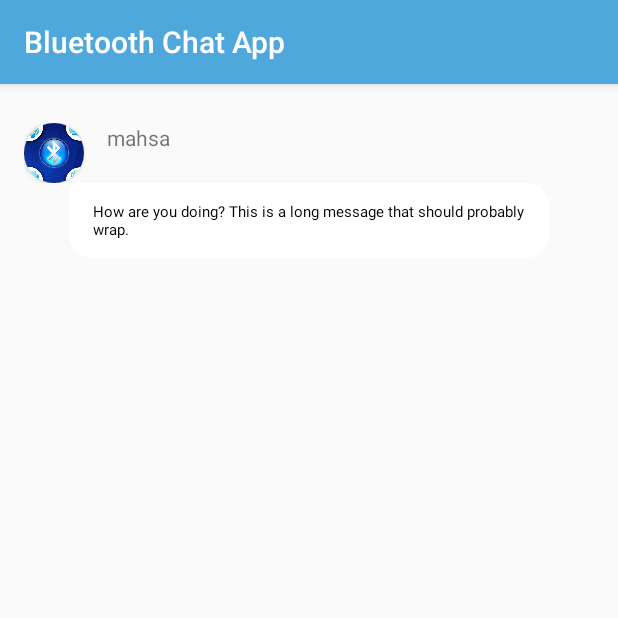
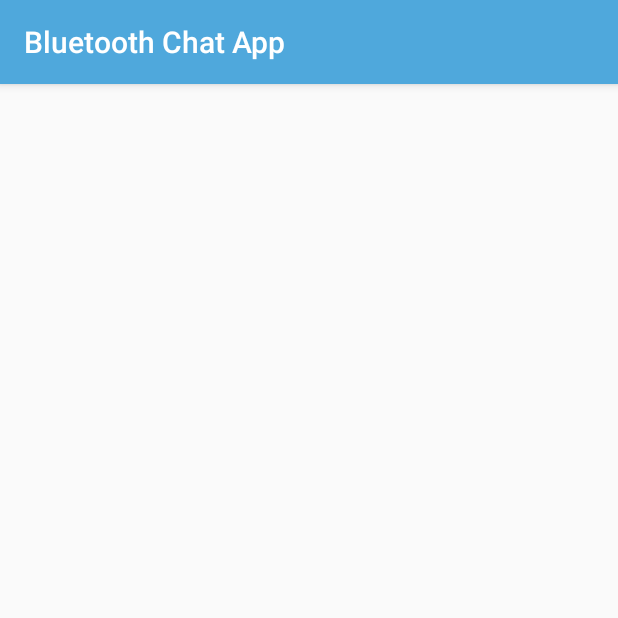
Before and after one commit to sutmobiledev/MobileProject, an Android app: the ChatsRe screen opened directly, with no data from a screen before it, on a phone screen of 412 x 824 dp, the top half of it. Run offline under Robolectric (Android 15) with nearby library versions, the phone set to English and light mode, and no system bars.

Commit message:
message load from db is finaly done

```diff
--- a/app/src/main/java/com/sutmobiledev/bluetoothchat/ChatsRe.java
+++ b/app/src/main/java/com/sutmobiledev/bluetoothchat/ChatsRe.java
@@ -2,8 +2,10 @@ package com.sutmobiledev.bluetoothchat;
 
 import android.Manifest;
 import android.os.Bundle;
+import android.os.strictmode.SqliteObjectLeakedViolation;
 import android.support.v4.app.ActivityCompat;
 import android.support.v7.app.AppCompatActivity;
+import android.util.Log;
 import android.widget.ListView;
 
 import java.util.ArrayList;
@@ -12,32 +14,24 @@ public class ChatsRe extends AppCompatActivity {
     private MessageAdapter messageAdapter;
     private ListView messagesView;
     int postId;
-    private String name;
-    private String imageAdd;
-
+    DataBaseHelper db;
     protected void onCreate(Bundle savedInstanceState) {
         super.onCreate(savedInstanceState);
         setContentView(R.layout.activity_chatsre);
+        postId = getSharedPreferences("postId", MODE_PRIVATE).getInt("postId", 0);
+        db = DataBaseHelper.getInstance(this);
         ActivityCompat.requestPermissions(this, new String[]{Manifest.permission.WRITE_EXTERNAL_STORAGE}, 0);
         messageAdapter = new MessageAdapter(this);
         messagesView = (ListView) findViewById(R.id.list);
-        ArrayList<Message> messages = new ArrayList<>();
+        ArrayList<Message> messages = db.getMessages(postId);
         if (messages != null) {
             for (Message message : messages) {
+                message.setImageAdd(db.getContact(postId).getPicAdd());
                 messageAdapter.add(message);
             }
         }
-        Message message = new Message(Message.TYPE_TEXT,"mahsa","How are you doing? This is a long message that should probably wrap.","/sdcard/Download/annie-spratt-01Wa3tPoQQ8-unsplash.jpg","/sdcard/Download/annie-spratt-01Wa3tPoQQ8-unsplash.jpg", postId,false);
-        messageAdapter.add(message);
         messagesView.setSelection(messagesView.getCount() - 1);
         messagesView.setAdapter(messageAdapter);
     }
-    @Override
-    protected void onStart() {
-        super.onStart();
-        postId = getSharedPreferences("postId", MODE_PRIVATE).getInt("postId", 0);
-        name = getSharedPreferences("postId", MODE_PRIVATE).getString("contactName", "asghar");
-        imageAdd = getSharedPreferences("PostId", MODE_PRIVATE).getString("contactName", "/sdcard/Download/annie-spratt-01Wa3tPoQQ8-unsplash.jpg");
 
-    }
 }
```
Also changed, not shown: app/src/main/java/com/sutmobiledev/bluetoothchat/DataBaseHelper.java (+41 -5 lines), app/src/main/java/com/sutmobiledev/bluetoothchat/EnterActivity.java (+8 -2 lines), app/src/main/java/com/sutmobiledev/bluetoothchat/ReviewActivity.java (+7 -6 lines).
